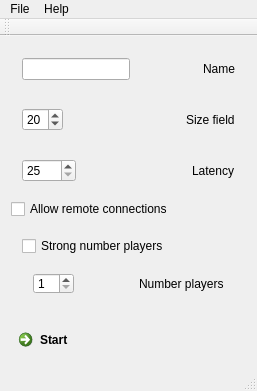
anonymouse1/Labyrus, file SinglePlayer/mainwindow.ui: the form before one commit.
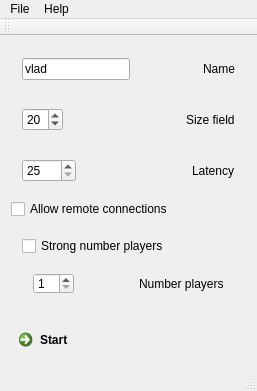
The form after the commit.

The edit to the form file:
```diff
--- a/SinglePlayer/mainwindow.ui
+++ b/SinglePlayer/mainwindow.ui
@@ -19,7 +19,11 @@
      <widget class="QFrame" name="frame_3">
       <layout class="QHBoxLayout" name="horizontalLayout_2">
        <item>
-        <widget class="QLineEdit" name="name"/>
+        <widget class="QLineEdit" name="name">
+         <property name="text">
+          <string>vlad</string>
+         </property>
+        </widget>
        </item>
        <item>
         <spacer name="horizontalSpacer_3">
```
Left out of the diff: 1 changed line with no effect on the pictures.
